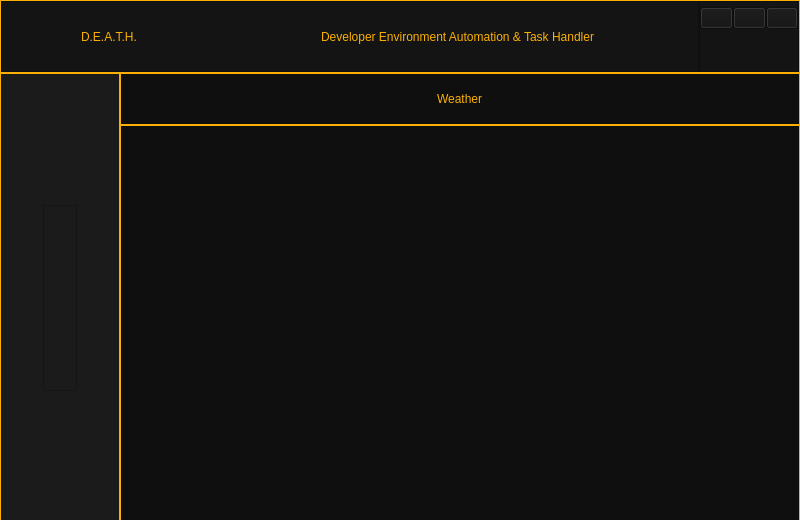
Above: Gui/Main_Gui.ui from ThatNerd404/D.E.A.T.H before the change. Below: the same form after it.
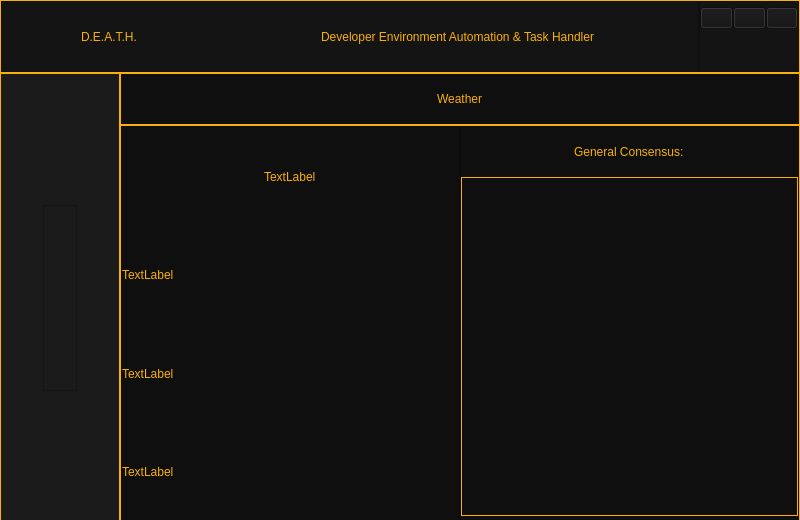
That is the form after the change. Icons and pictures are not drawn.

Patch:
```diff
--- a/Gui/Main_Gui.ui
+++ b/Gui/Main_Gui.ui
@@ -1295,7 +1295,9 @@
          </widget>
          <widget class="QWidget" name="Weather_Page">
           <property name="styleSheet">
-           <string notr="true">background-color: rgb(15,15,15)</string>
+           <string notr="true">background-color: rgb(15,15,15);
+color:rgb(250,176,5);
+font: 12pt &quot;Palatino Linotype&quot;;</string>
           </property>
           <layout class="QVBoxLayout" name="verticalLayout_12">
            <property name="spacing">
@@ -1377,6 +1379,152 @@
              <property name="frameShadow">
               <enum>QFrame::Raised</enum>
              </property>
+             <layout class="QHBoxLayout" name="horizontalLayout_11">
+              <property name="spacing">
+               <number>0</number>
+              </property>
+              <property name="leftMargin">
+               <number>0</number>
+              </property>
+              <property name="topMargin">
+               <number>0</number>
+              </property>
+              <property name="rightMargin">
+               <number>0</number>
+              </property>
+              <property name="bottomMargin">
+               <number>0</number>
+              </property>
+              <item>
+               <widget class="QFrame" name="Weather_Basic_Info">
+                <property name="minimumSize">
+                 <size>
+                  <width>339</width>
+                  <height>396</height>
+                 </size>
+                </property>
+                <property name="frameShape">
+                 <enum>QFrame::StyledPanel</enum>
+                </property>
+                <property name="frameShadow">
+                 <enum>QFrame::Raised</enum>
+                </property>
+                <layout class="QVBoxLayout" name="verticalLayout_13">
+                 <property name="spacing">
+                  <number>0</number>
+                 </property>
+                 <property name="leftMargin">
+                  <number>0</number>
+                 </property>
+                 <property name="topMargin">
+                  <number>0</number>
+                 </property>
+                 <property name="rightMargin">
+                  <number>0</number>
+                 </property>
+                 <property name="bottomMargin">
+                  <number>0</number>
+                 </property>
+                 <item alignment="Qt::AlignHCenter">
+                  <widget class="QLabel" name="Weather_Status_Pic">
+                   <property name="text">
+                    <string>TextLabel</string>
+                   </property>
+                  </widget>
+                 </item>
+                 <item>
+                  <widget class="QLabel" name="Weather_Label">
+                   <property name="text">
+                    <string>TextLabel</string>
+                   </property>
+                  </widget>
+                 </item>
+                 <item>
+                  <widget class="QLabel" name="Temperature_Label">
+                   <property name="text">
+                    <string>TextLabel</string>
+                   </property>
+                  </widget>
+                 </item>
+                 <item>
+                  <widget class="QLabel" name="Feels_Like_Label">
+                   <property name="text">
+                    <string>TextLabel</string>
+                   </property>
+                  </widget>
+                 </item>
+                </layout>
+               </widget>
+              </item>
+              <item>
+               <widget class="QFrame" name="Weather_General_Consensus">
+                <property name="styleSheet">
+                 <string notr="true"/>
+                </property>
+                <property name="frameShape">
+                 <enum>QFrame::StyledPanel</enum>
+                </property>
+                <property name="frameShadow">
+                 <enum>QFrame::Raised</enum>
+                </property>
+                <layout class="QVBoxLayout" name="verticalLayout_14">
+                 <property name="spacing">
+                  <number>0</number>
+                 </property>
+                 <property name="leftMargin">
+                  <number>0</number>
+                 </property>
+                 <property name="topMargin">
+                  <number>0</number>
+                 </property>
+                 <property name="rightMargin">
+                  <number>0</number>
+                 </property>
+                 <property name="bottomMargin">
+                  <number>5</number>
+                 </property>
+                 <item alignment="Qt::AlignHCenter">
+                  <widget class="QLabel" name="General_Consensus_Title">
+                   <property name="maximumSize">
+                    <size>
+                     <width>16777215</width>
+                     <height>50</height>
+                    </size>
+                   </property>
+                   <property name="styleSheet">
+                    <string notr="true">font: 24pt &quot;Palatino Linotype&quot;;</string>
+                   </property>
+                   <property name="text">
+                    <string>General Consensus:</string>
+                   </property>
+                  </widget>
+                 </item>
+                 <item>
+                  <widget class="QLabel" name="General_Consensus_Desc">
+                   <property name="minimumSize">
+                    <size>
+                     <width>325</width>
+                     <height>325</height>
+                    </size>
+                   </property>
+                   <property name="styleSheet">
+                    <string notr="true">#General_Consensus_Desc{font: 18pt &quot;Palatino Linotype&quot;;
+border-color:rgb(250,176,5);
+border-width:1px;
+border-style:solid;}</string>
+                   </property>
+                   <property name="frameShape">
+                    <enum>QFrame::NoFrame</enum>
+                   </property>
+                   <property name="text">
+                    <string/>
+                   </property>
+                  </widget>
+                 </item>
+                </layout>
+               </widget>
+              </item>
+             </layout>
             </widget>
            </item>
           </layout>
```
Left out of the diff: 2 changed lines with no effect on the pictures.
